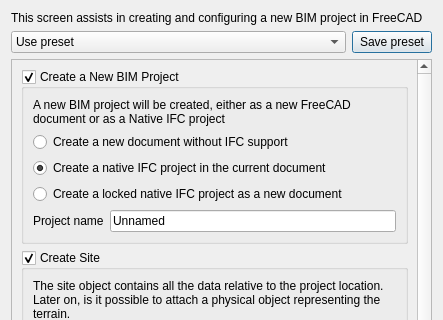
First picture: the form in src/Mod/BIM/Resources/ui/dialogProjectManager.ui, repository southseact-3d/fcd, before the edit; both pictures show x 0 to 443 and y 0 to 320 of the 443 by 840 pixel window.
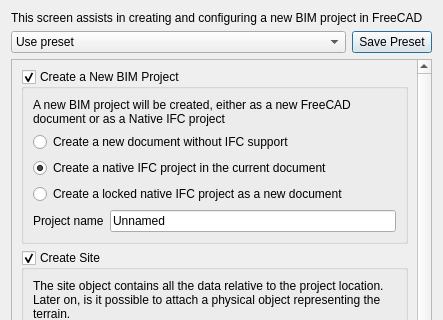
Second picture: the form after the edit. Icons and pictures are not drawn. Custom widgets are drawn as their Qt base class.

What changed in the file:
```diff
--- a/src/Mod/BIM/Resources/ui/dialogProjectManager.ui
+++ b/src/Mod/BIM/Resources/ui/dialogProjectManager.ui
@@ -56,7 +56,7 @@
         <string>The settings below can be saved as a preset. Presets are stored as .txt files in the local FreeCAD user folder</string>
        </property>
        <property name="text">
-        <string>Save preset</string>
+        <string>Save Preset</string>
        </property>
        <property name="icon">
         <iconset theme="gtk-save">
```
